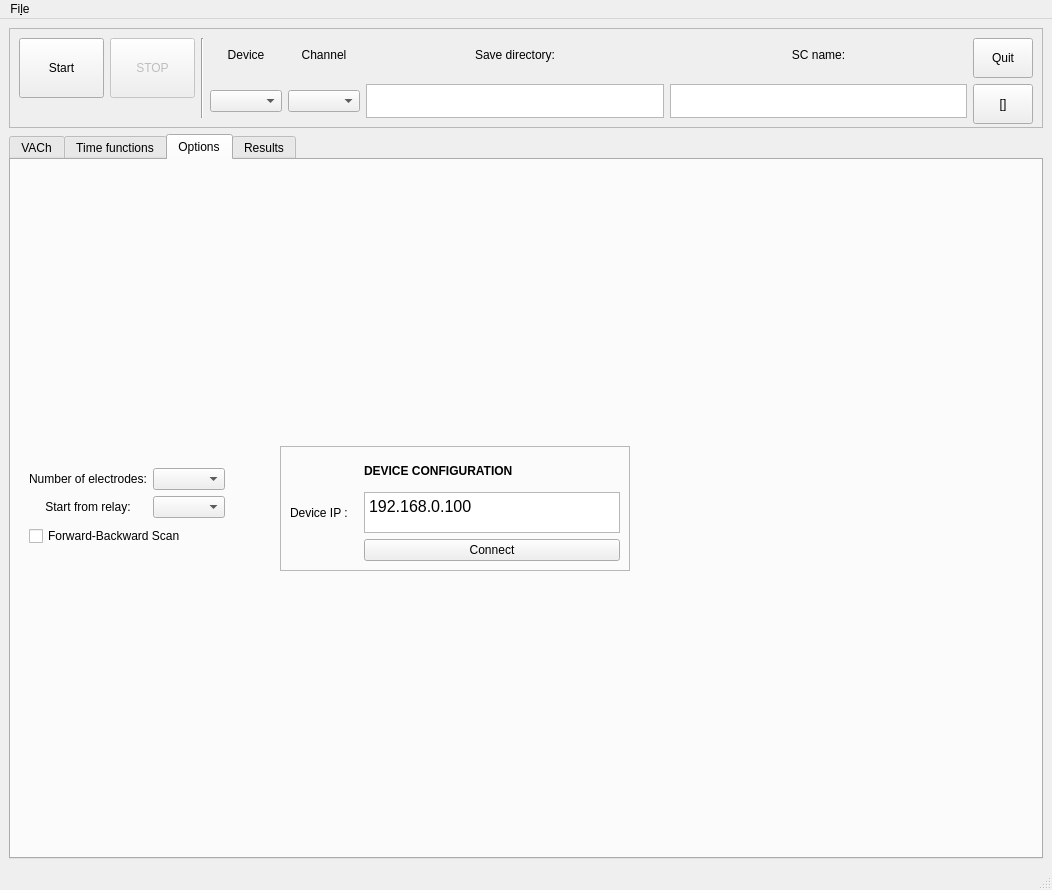
userIsTaken/SolarVACh, file GUI/Solar.ui: the form before one commit.
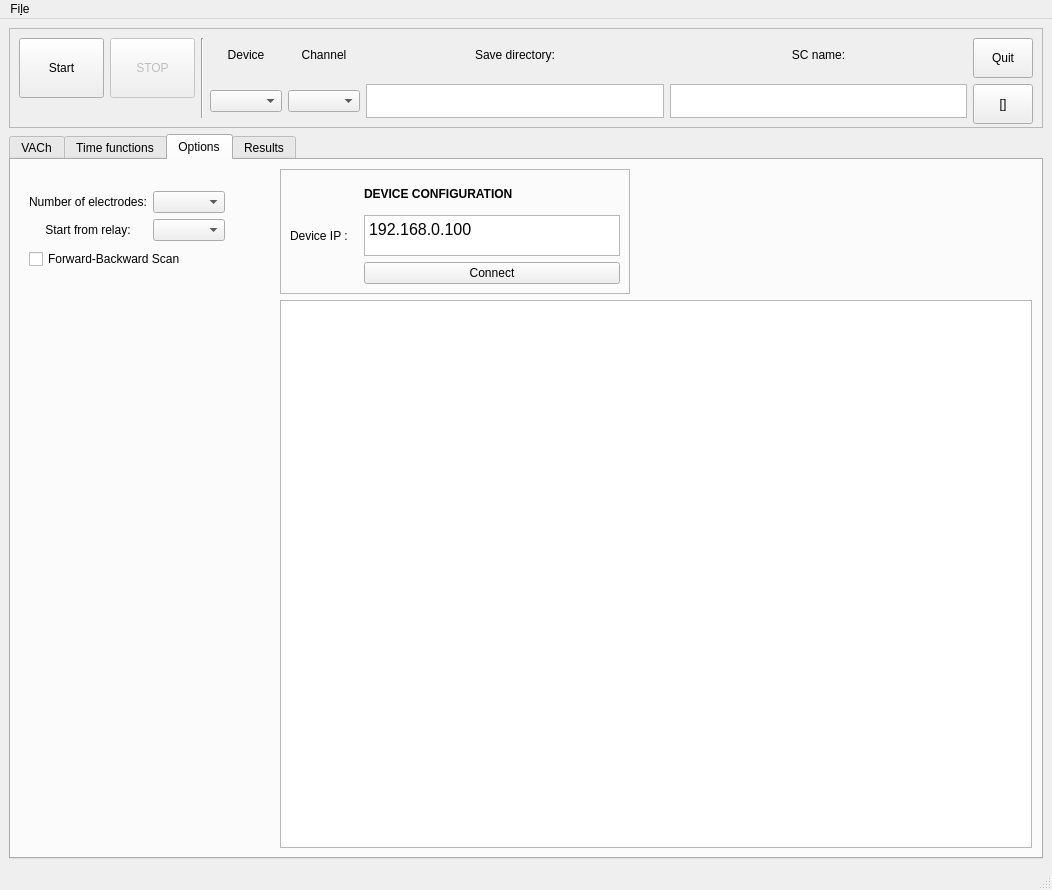
The form after the commit. Custom widgets are drawn as their Qt base class.

Commit message: fb scan

Diff of the .ui file:
```diff
--- a/GUI/Solar.ui
+++ b/GUI/Solar.ui
@@ -747,6 +747,9 @@
           </layout>
          </widget>
         </item>
+        <item row="1" column="1">
+         <widget class="QPlainTextEdit" name="connectionErrorsBox"/>
+        </item>
        </layout>
       </widget>
       <widget class="QWidget" name="result_tab">
```
The commit also changes 2 other files.
